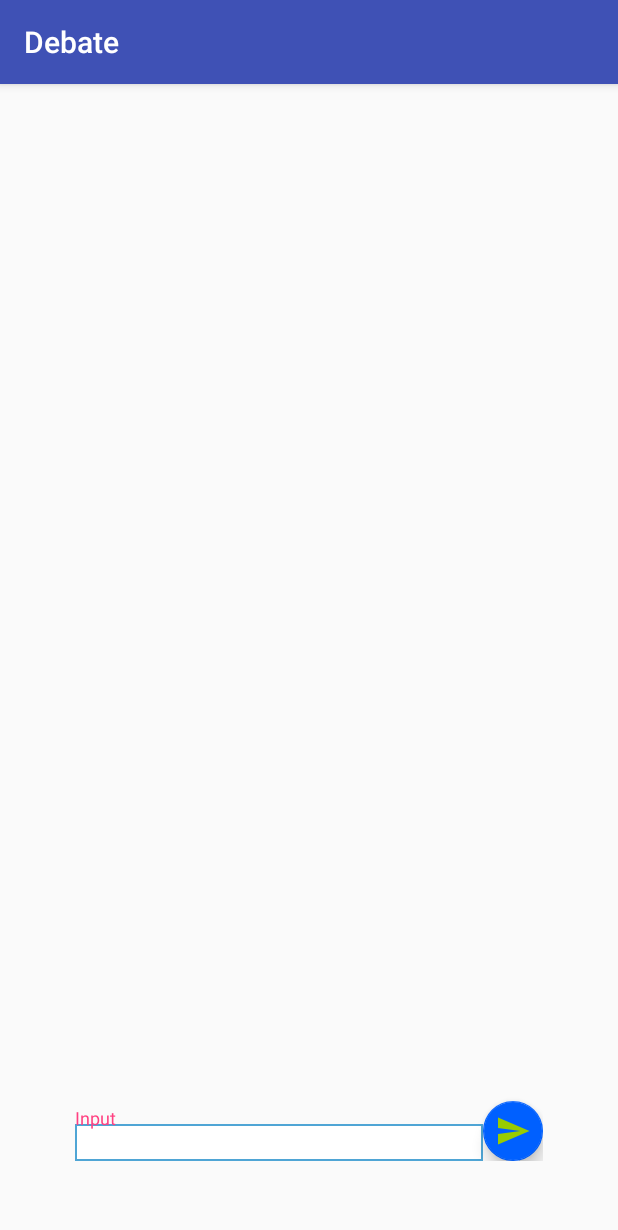
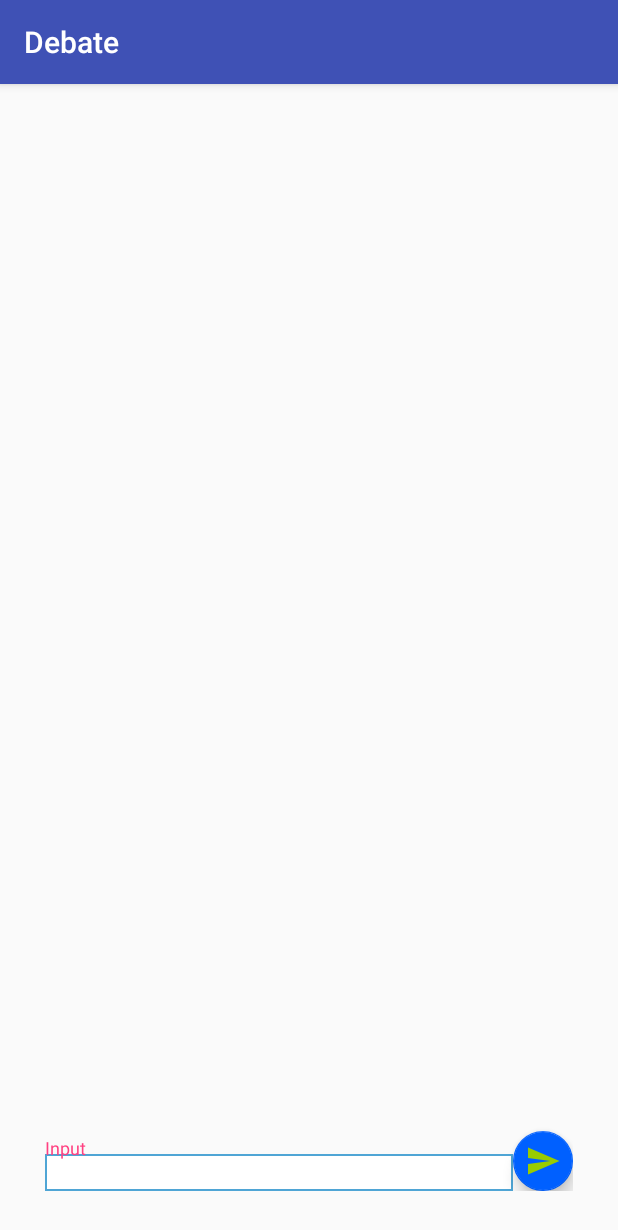
Before and after one commit to Tristanhx/tristanhoobroeckx-pset6, an Android app: the screen it shows after launch once a user with an empty profile is signed in (ChatActivity), after a tap on "BLUE TEAM", on a phone screen of 412 x 824 dp. Shown: the top 1230 px of the screen. Run offline under Robolectric (Android 15) with nearby library versions, the light colour scheme and no system bars; our stand-ins replace Firebase (no records; nobody signed in at launch, a user with empty details on screens opened directly); libraries missing offline, so code that uses them is left out: com.firebase.ui; 1 statement that could not run was skipped.

Commit message:
chatscreen revision

```diff
--- a/app/src/main/java/com/example/tristan/tristanhoobroeckx_pset6/ChatActivity.java
+++ b/app/src/main/java/com/example/tristan/tristanhoobroeckx_pset6/ChatActivity.java
@@ -23,7 +23,7 @@
     FirebaseUser user;
     Intent returnToMain;
     FloatingActionButton fab;
-    EditText message;
+    EditText messageEdit;
     ListView chatList;
     TextView messageText, messageTeam, messageName, messageTime;
     String team, red, blue;
@@ -38,6 +38,7 @@
 
         fab = (FloatingActionButton) findViewById(R.id.fab);
         fab.setOnClickListener(new sendMessage());
+        messageEdit = (EditText) findViewById(R.id.edittext);
 
         mAuth = FirebaseAuth.getInstance();
         listenerHelper = new CreateFireListener(this);
@@ -57,9 +58,11 @@
 
         if(team.equals(blue)){
             fab.setBackgroundTintList(getResources().getColorStateList(R.color.bluefab));
+            messageEdit.setTextColor(getResources().getColorStateList(R.color.bluefab));
         }
         else if(team.equals(red)){
             fab.setBackgroundTintList(getResources().getColorStateList(R.color.redfab));
+            messageEdit.setTextColor(getResources().getColorStateList(R.color.redfab));
         }
 
 
@@ -114,12 +117,11 @@
         }
         @Override
         public void onClick(View view){
-            message = (EditText) findViewById(R.id.edittext);
 
             database.getInstance().getReference().push()
-                    .setValue(new DebateMessage(message.getText().toString(),
+                    .setValue(new DebateMessage(messageEdit.getText().toString(),
                             FirebaseAuth.getInstance().getCurrentUser().getDisplayName(), team));
-            message.getText().clear();
+            messageEdit.getText().clear();
         }
     }
 
--- /dev/null
+++ b/app/src/main/res/drawable/ic_create_black_24dp.xml
@@ -0,0 +1,9 @@
+<vector xmlns:android="http://schemas.android.com/apk/res/android"
+        android:width="24dp"
+        android:height="24dp"
+        android:viewportWidth="24.0"
+        android:viewportHeight="24.0">
+    <path
+        android:fillColor="#FF000000"
+        android:pathData="M3,17.25V21h3.75L17.81,9.94l-3.75,-3.75L3,17.25zM20.71,7.04c0.39,-0.39 0.39,-1.02 0,-1.41l-2.34,-2.34c-0.39,-0.39 -1.02,-0.39 -1.41,0l-1.83,1.83 3.75,3.75 1.83,-1.83z"/>
+</vector>
--- a/app/src/main/res/layout/activity_chat.xml
+++ b/app/src/main/res/layout/activity_chat.xml
@@ -33,6 +33,7 @@
             android:layout_width="match_parent"
             android:layout_height="wrap_content"
             android:hint="Input"
+            android:textCursorDrawable="@drawable/ic_create_black_24dp"
             android:background="@drawable/etedge"
             android:maxLines="10"
             android:id="@+id/edittext"/>
@@ -46,10 +47,10 @@
         android:transcriptMode="alwaysScroll"
         android:stackFromBottom="true"
         android:layout_above="@id/TIL"
-        android:dividerHeight="16dp"
+        android:dividerHeight="10dp"
         android:divider="@android:color/transparent"
         android:id="@+id/chatlist"
-        android:layout_marginBottom="16dp"
+        android:layout_marginBottom="10dp"
         />
 
 </RelativeLayout>
--- a/app/src/main/res/values/dimen.xml
+++ b/app/src/main/res/values/dimen.xml
@@ -1,7 +1,7 @@
 <?xml version="1.0" encoding="utf-8"?>
 <resources>
-    <dimen name="chat_vertical_margin">50dp</dimen>
-    <dimen name="chat_horizontal_margin">50dp</dimen>
+    <dimen name="chat_vertical_margin">30dp</dimen>
+    <dimen name="chat_horizontal_margin">30dp</dimen>
     <dimen name="signtextsize">40sp</dimen>
     <dimen name="login_margin1">50dp</dimen>
     <dimen name="login_margin2">30dp</dimen>
```
Also changed, not shown: 2 other files.
